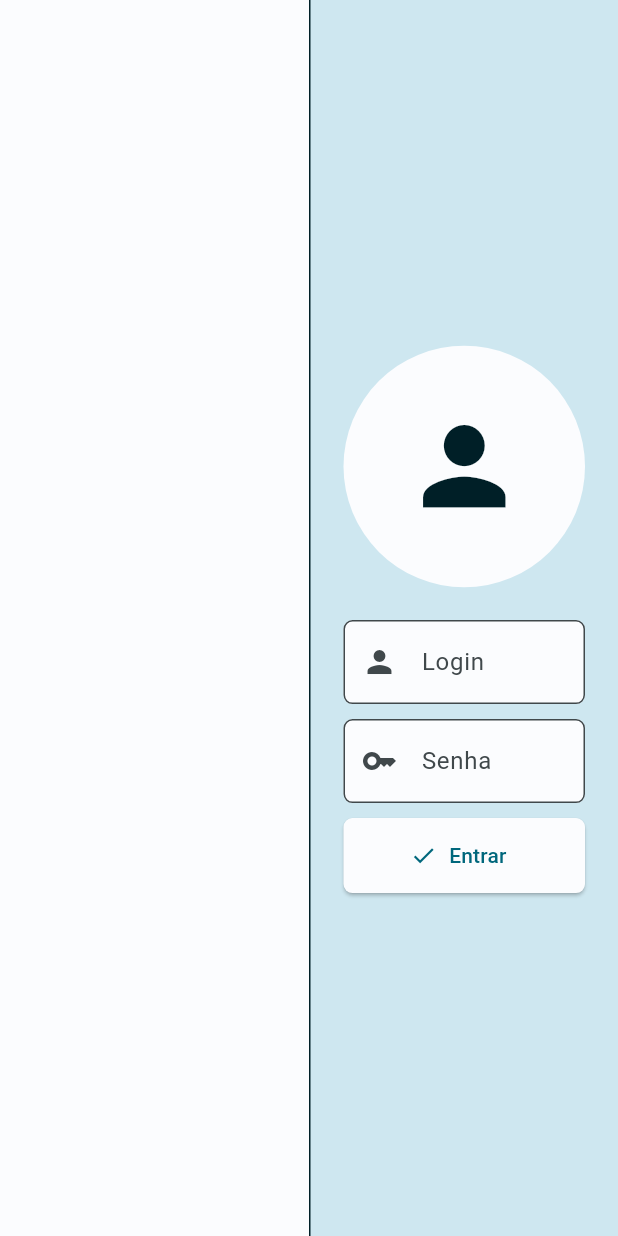
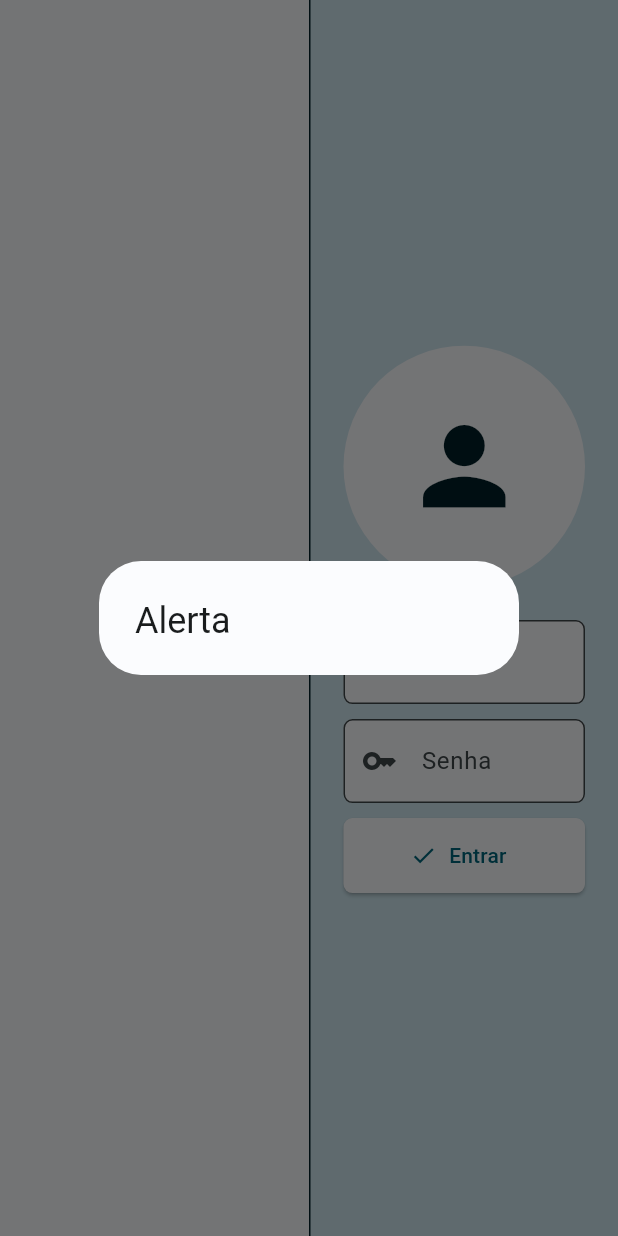
Before and after one commit to auguzsto/oficinar, a Flutter app: the screen it shows after launch, after a tap on "Entrar", on a phone screen of 412 x 824 dp. Run offline on Flutter 3.47's test engine with Material 2 defaults, Android fonts, the phone set to English and light mode, and no system bars; our stand-ins replace get_it, sqflite_common_ffi; accounts and stored records are empty.

Commit message:
feat: handlers

```diff
--- a/lib/modules/auth/auth_controller.dart
+++ b/lib/modules/auth/auth_controller.dart
@@ -1,7 +1,15 @@
+import 'package:flutter/material.dart';
 import 'package:oficinar/modules/auth/auth_model.dart';
+import 'package:oficinar/widgets/handler_exception.dart';
 
 class AuthController {
-  static Future<void> signIn(AuthModel authModel) async {
-    print('Login');
+  static Future<void> signIn(
+      String username, String password, BuildContext context) async {
+    try {
+      final authModel = AuthModel(username, password);
+      print("Login");
+    } catch (e) {
+      throw showHandler(context);
+    }
   }
 }
--- a/lib/modules/auth/widgets/container_login.dart
+++ b/lib/modules/auth/widgets/container_login.dart
@@ -46,9 +46,8 @@ class ContainerLoginView extends StatelessWidget {
             icon: const Icon(Icons.check),
             label: const Text("Entrar"),
             onPressed: () async {
-              final authModel =
-                  AuthModel(_controllerLogin.text, _controllerPassword.text);
-              await AuthController.signIn(authModel);
+              await AuthController.signIn(
+                  _controllerLogin.text, _controllerPassword.text, context);
             },
           )
         ],
--- a/lib/widgets/handler_exception.dart
+++ b/lib/widgets/handler_exception.dart
@@ -5,6 +5,17 @@ class HandlerException extends StatelessWidget {
 
   @override
   Widget build(BuildContext context) {
-    return const Placeholder();
+    return AlertDialog(
+      title: Text("Alerta"),
+    );
   }
 }
+
+Future<void> showHandler(BuildContext context) async {
+  showDialog(
+    context: context,
+    builder: (context) {
+      return HandlerException();
+    },
+  );
+}
```
